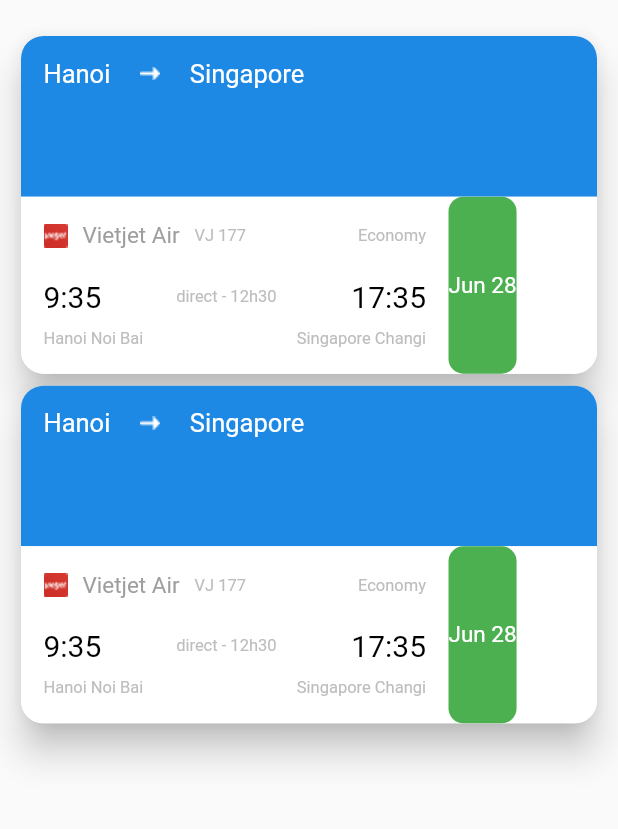
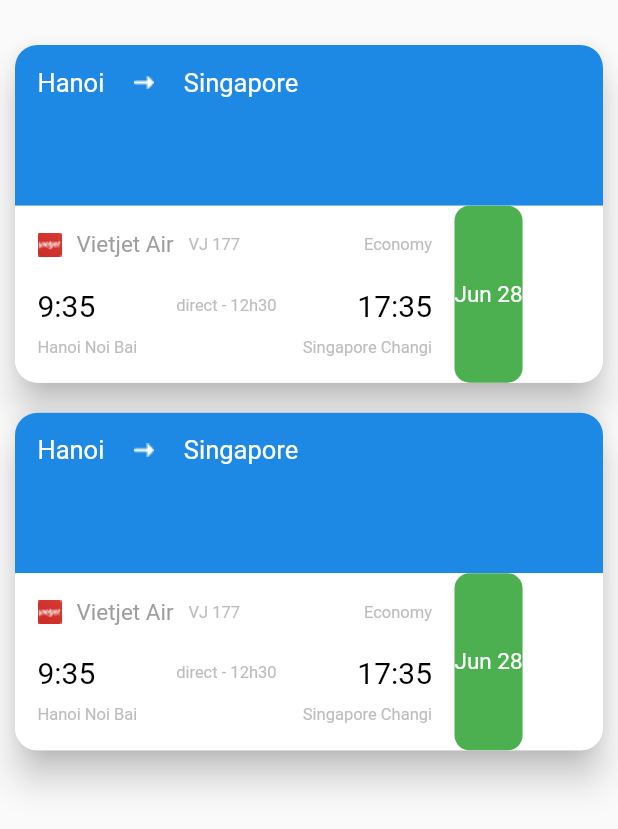
Before and after one commit to LaiHoangViet/lywing, a Flutter app: the My_Trip widget shown alone on an empty page, opened directly, on a phone screen of 412 x 824 dp. Shown: the top 829 px of the screen. Run offline on Flutter 3.47's test engine with Material 2 defaults, Android fonts, the phone set to English and light mode, and no system bars.

Commit message:
Them hai man hinh My-trip và My-trip-empty

```diff
--- a/lib/home/my-trip.dart
+++ b/lib/home/my-trip.dart
@@ -17,11 +17,13 @@ class _My_TripState extends State<My_Trip> {
         padding: const EdgeInsets.only(
           left: 10,
           right: 10,
-          top: 20,
+          top: 10,
         ),
         children: <Widget>[
           Card(
-            // padding: const EdgeInsets.all(0),
+            margin: const EdgeInsets.only(
+              top: 20,
+            ),
             elevation: 10,
             shape: RoundedRectangleBorder(
               borderRadius: BorderRadius.circular(15.0),
@@ -83,7 +85,7 @@ class _My_TripState extends State<My_Trip> {
                   child: Row(
                     children: <Widget>[
                       Container(
-                        width: 285,
+                        width: 293,
                         padding: const EdgeInsets.all(15),
                         child: Column(
                           children: <Widget>[
@@ -232,7 +234,9 @@ class _My_TripState extends State<My_Trip> {
             ),
           ),
           Card(
-            // padding: const EdgeInsets.all(0),
+            margin: const EdgeInsets.only(
+              top: 20,
+            ),
             elevation: 10,
             shape: RoundedRectangleBorder(
               borderRadius: BorderRadius.circular(15.0),
@@ -294,7 +298,7 @@ class _My_TripState extends State<My_Trip> {
                   child: Row(
                     children: <Widget>[
                       Container(
-                        width: 285,
+                        width: 293,
                         padding: const EdgeInsets.all(15),
                         child: Column(
                           children: <Widget>[
--- a/lib/main.dart
+++ b/lib/main.dart
@@ -14,6 +14,7 @@ class MyApp extends StatelessWidget {
       title: 'Flutter Demo',
       home: Slash_Screen(),
       // home: Watch_Empty(),
+      // home: My_Trip_Empty(),
     );
   }
 }
--- a/pubspec.yaml
+++ b/pubspec.yaml
@@ -69,6 +69,7 @@ flutter:
     - assets/icons/my-trip/long-arrow-right.png
     # Icon empty
     - assets/icons/empty/travel-insurance.png
+    - assets/icons/empty/ticket-2.png
   # To add assets to your application, add an assets section, like this:
   # assets:
   #   - images/a_dot_burr.jpeg
```
Also changed, not shown: lib/empty/my-trip-empty.dart (+78 -1 lines), assets/icons/empty/ticket-2.png (added).
